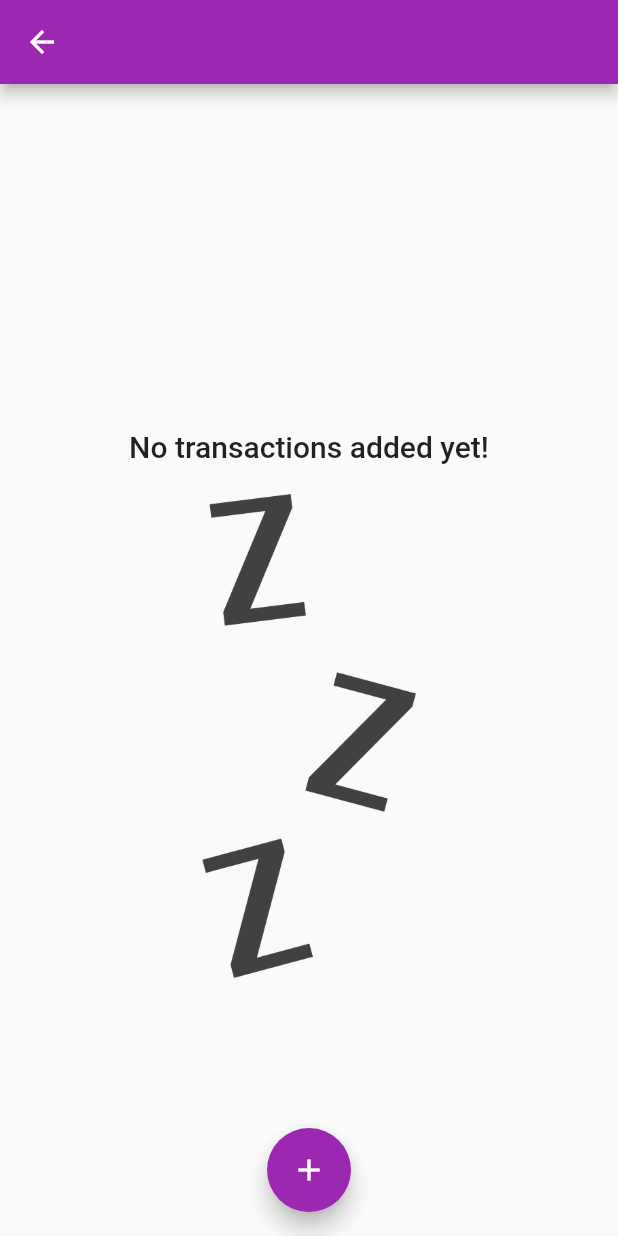
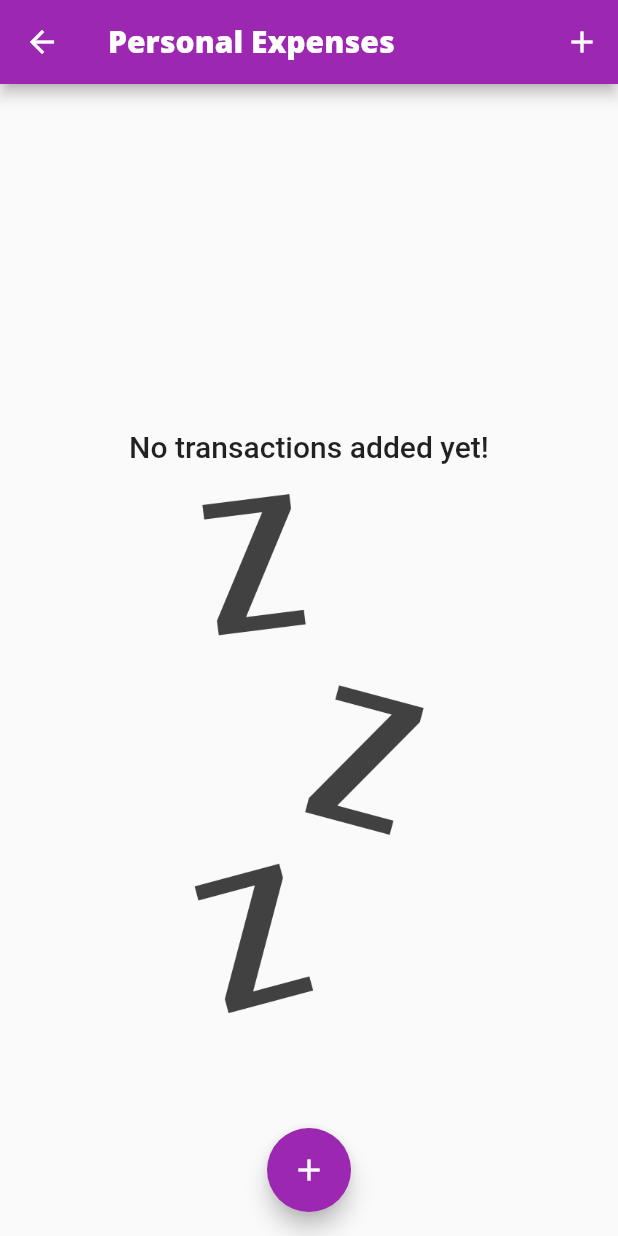
Before and after one commit to gurkay/my_widget_libs, a Flutter app: the ScreenMaxFirstApp screen opened by its route, on a phone screen of 412 x 824 dp. Run offline on Flutter 3.47's test engine with Material 2 defaults, Android fonts, the light colour scheme and no system bars; our stand-ins replace google_fonts; statements that could not run were skipped.

Commit message:
new codes

```diff
--- a/lib/screens/screen_max_first_app.dart
+++ b/lib/screens/screen_max_first_app.dart
@@ -83,7 +83,7 @@ class _ScreenMaxFirstAppState extends State<ScreenMaxFirstApp>
 
   List<Widget> _buildLandscapeContent(
     MediaQueryData mediaQueryData,
-    AppBar appBar,
+    dynamic appBar,
     Widget txListWidget,
   ) {
     return [
@@ -121,7 +121,7 @@ class _ScreenMaxFirstAppState extends State<ScreenMaxFirstApp>
 
   List<Widget> _buildPortraitContent(
     MediaQueryData mediaQueryData,
-    AppBar appBar,
+    dynamic appBar,
     Widget txListWidget,
   ) {
     return [
@@ -135,7 +135,7 @@ class _ScreenMaxFirstAppState extends State<ScreenMaxFirstApp>
     ];
   }
 
-  Widget _buildAppBar() {
+  dynamic _buildAppBar() {
     return Platform.isIOS
         ? CupertinoNavigationBar(
             middle: const Text('Personal Expenses'),
@@ -154,7 +154,7 @@ class _ScreenMaxFirstAppState extends State<ScreenMaxFirstApp>
             actions: [
               IconButton(
                 onPressed: () => _startAddNewTransaction(context),
-                icon: Icon(Icons.add),
+                icon: const Icon(Icons.add),
               ),
             ],
           );
@@ -165,15 +165,10 @@ class _ScreenMaxFirstAppState extends State<ScreenMaxFirstApp>
     print('build()::: Screen Max First App');
     final mediaQuery = MediaQuery.of(context);
     final isLandscape = mediaQuery.orientation == Orientation.landscape;
-    final PreferredSizeWidget appBar = (Platform.isIOS
-        ? CupertinoNavigationBar()
-        : AppBar()) as PreferredSizeWidget; //_buildAppBar();
+    final appBar = _buildAppBar();
 
     final txListWidget = Container(
-      height: (mediaQuery.size.height -
-              appBar.preferredSize.height -
-              mediaQuery.padding.top) *
-          0.7,
+      height: (mediaQuery.size.height - mediaQuery.padding.top) * 0.7,
       child: TransactionList(
         transactions: _userTransactions,
         deleteTx: _deleteTransaction,
```
